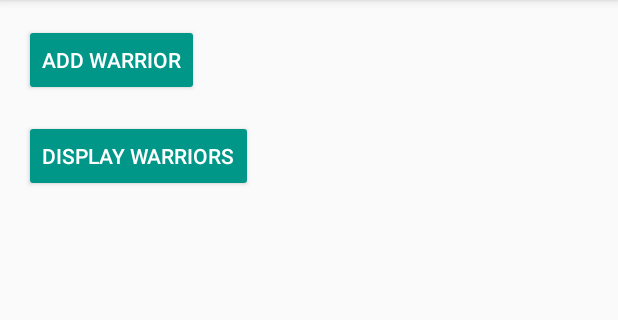
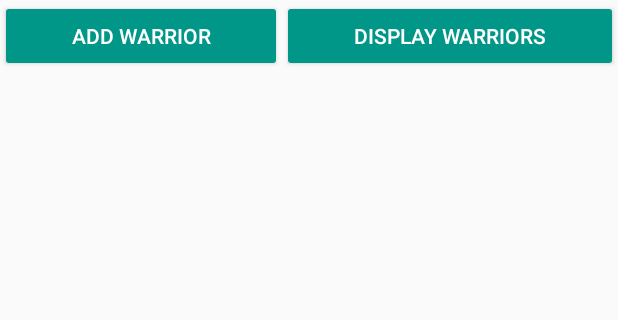
Before and after one commit to shubham-gandhi/Resistance, an Android app: the screen it shows after launch (MainActivity), on a phone screen of 412 x 824 dp, the part 84-404 px from its top. Run offline under Robolectric (Android 15) with nearby library versions, the phone set to English and light mode, and no system bars.

Commit message:
appbar added

```diff
--- a/app/src/main/java/com/example/android/resistance/MainActivity.java
+++ b/app/src/main/java/com/example/android/resistance/MainActivity.java
@@ -4,17 +4,25 @@ import android.content.Intent;
 import android.support.v7.app.ActionBarActivity;
 import android.os.Bundle;
 import android.support.v7.app.AppCompatActivity;
+import android.support.v7.widget.Toolbar;
 import android.view.Menu;
 import android.view.MenuItem;
 import android.view.View;
 
 public class MainActivity extends AppCompatActivity {
 
+    private Toolbar toolbar;
+
+
 
     @Override
     protected void onCreate(Bundle savedInstanceState) {
         super.onCreate(savedInstanceState);
         setContentView(R.layout.activity_main);
+
+        toolbar= (Toolbar) findViewById(R.id.app_bar3);
+        setSupportActionBar(toolbar);
+
     }
 
 
--- a/app/src/main/res/layout/activity_add_warrior.xml
+++ b/app/src/main/res/layout/activity_add_warrior.xml
@@ -4,11 +4,15 @@
     tools:context="com.example.android.resistance.AddWarrior"
     android:layout_width="match_parent"
     android:layout_height="match_parent">
+    <include
+        android:id="@+id/app_bar"
+        layout="@layout/app_bar"></include>
 
 
 
-<ScrollView
 
+    <ScrollView
+    android:layout_below="@+id/app_bar"
     android:layout_width="match_parent"
     android:layout_height="match_parent">
 
--- a/app/src/main/res/layout/activity_main.xml
+++ b/app/src/main/res/layout/activity_main.xml
@@ -2,18 +2,23 @@
     xmlns:tools="http://schemas.android.com/tools"
     android:layout_width="match_parent"
     android:layout_height="match_parent"
-    android:paddingBottom="@dimen/activity_vertical_margin"
-    android:paddingLeft="@dimen/activity_horizontal_margin"
-    android:paddingRight="@dimen/activity_horizontal_margin"
-    android:paddingTop="@dimen/activity_vertical_margin"
+
     tools:context=".MainActivity"
     android:orientation="vertical"
     >
+    <include
+        android:id="@+id/app_bar3"
+        layout="@layout/app_bar"></include>
 
+    <android.support.v7.widget.LinearLayoutCompat
+        android:layout_width="match_parent"
+        android:layout_height="wrap_content"
+        >
     <Button
         android:id="@+id/addWarrior"
         android:layout_width="wrap_content"
         android:layout_height="wrap_content"
+        android:layout_weight="1"
         android:text="Add Warrior"
         android:onClick="addWarrior"
         android:layout_marginBottom="16dp"
@@ -23,7 +28,9 @@
         android:id="@+id/displayarriors"
         android:layout_width="wrap_content"
         android:layout_height="wrap_content"
+        android:layout_weight="1"
         android:text="Display Warriors"
         android:onClick="displayWarrior"
         android:textColor="#FFFFFF"/>
+    </android.support.v7.widget.LinearLayoutCompat>
 </LinearLayout>
--- /dev/null
+++ b/app/src/main/res/layout/app_bar.xml
@@ -0,0 +1,9 @@
+<?xml version="1.0" encoding="utf-8"?>
+<android.support.v7.widget.Toolbar xmlns:android="http://schemas.android.com/apk/res/android"
+    android:layout_width="match_parent"
+    android:layout_height="wrap_content"
+    xmlns:app="http://schemas.android.com/apk/res-auto"
+    android:background="@color/primary"
+    android:theme="@style/AppTheme.AppBarOverlay">
+
+</android.support.v7.widget.Toolbar>
--- a/app/src/main/res/values/strings.xml
+++ b/app/src/main/res/values/strings.xml
@@ -39,4 +39,7 @@
     <string name="all_deleted">all Warriors Deleted</string>
     <string name="are_you_sure">Are you sure?</string>
 
+    <!-- TODO: Remove or change this placeholder text -->
+    <string name="hello_blank_fragment">Hello blank fragment</string>
+
 </resources>
--- a/app/src/main/res/values/styles.xml
+++ b/app/src/main/res/values/styles.xml
@@ -1,12 +1,13 @@
 <resources>
 
     <!-- Base application theme. -->
-    <style name="AppTheme" parent="Theme.AppCompat.Light.DarkActionBar">
+    <style name="AppTheme" parent="Theme.AppCompat.Light.NoActionBar">
         <!-- Customize your theme here. -->
         <item name="colorPrimary">@color/primary</item>
         <item name="colorPrimaryDark">@color/primary_dark</item>
         <item name="colorButtonNormal">#009688</item>
         <item name="colorAccent">@color/accent</item>
+
 
     </style>
 
```
Also changed, not shown: app/build.gradle (+4 -3 lines), app/src/main/AndroidManifest.xml (+10 -3 lines), app/src/main/java/com/example/android/resistance/AddWarrior.java (+9 -0 lines), app/src/main/java/com/example/android/resistance/DisplayWarriors.java (+11 -0 lines), app/src/main/res/layout/activity_display_warriors.xml (+9 -4 lines), gradle.properties (+7 -8 lines), app/src/main/res/drawable-hdpi/ic_action_name.png (added), app/src/main/res/drawable-mdpi/ic_action_name.png (added), app/src/main/res/drawable-xhdpi/ic_action_name.png (added), app/src/main/res/drawable-xxhdpi/ic_action_name.png (added), 2 other files.
